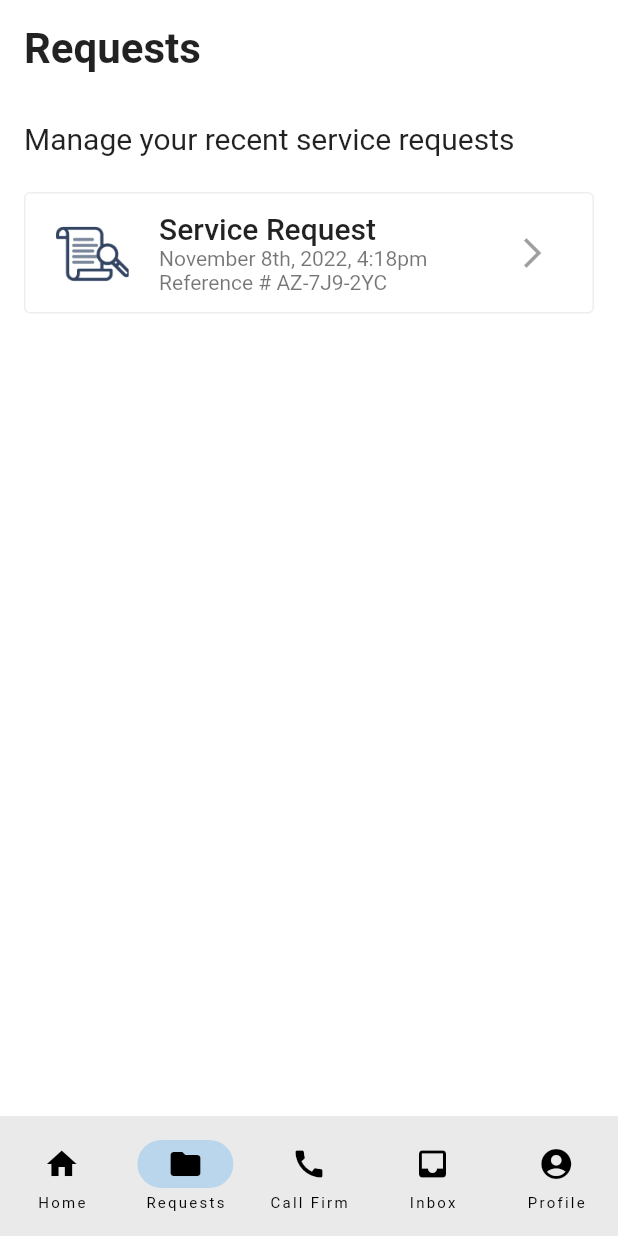
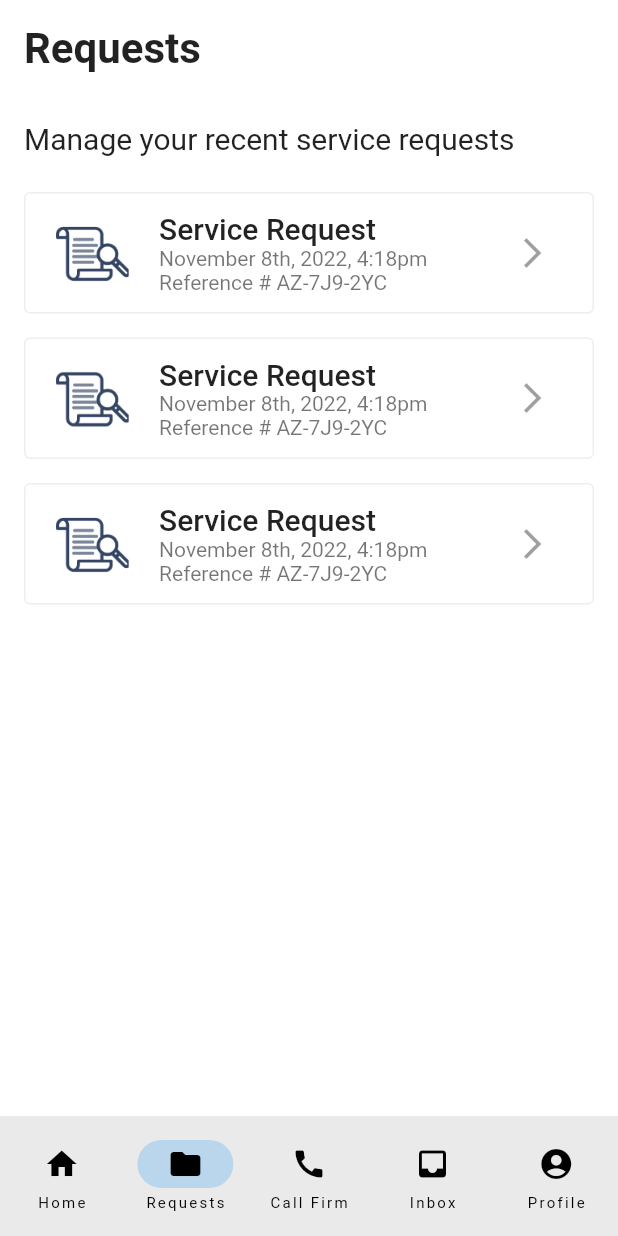
Before and after one commit to sjohnson-pplsi/fluttershield, a Flutter app: the screen it shows after launch, item 2 of the bottom bar chosen, on a phone screen of 412 x 824 dp. Run offline on Flutter 3.47's test engine with Material 2 defaults, Android fonts, the phone set to English and light mode, and no system bars.

Commit message:
Created multiple Service Requests.

```diff
--- a/lib/requests_screen.dart
+++ b/lib/requests_screen.dart
@@ -9,7 +9,12 @@ class RequestsScreen extends StatelessWidget {
       body: Column(crossAxisAlignment: CrossAxisAlignment.start, children: [
         _title(),
         _description(),
-        Expanded(child: ListView(children: [_serviceRequest()]))
+        Expanded(
+            child: ListView(children: [
+          _serviceRequest(),
+          _serviceRequest(),
+          _serviceRequest()
+        ]))
       ]),
     );
   }
```
